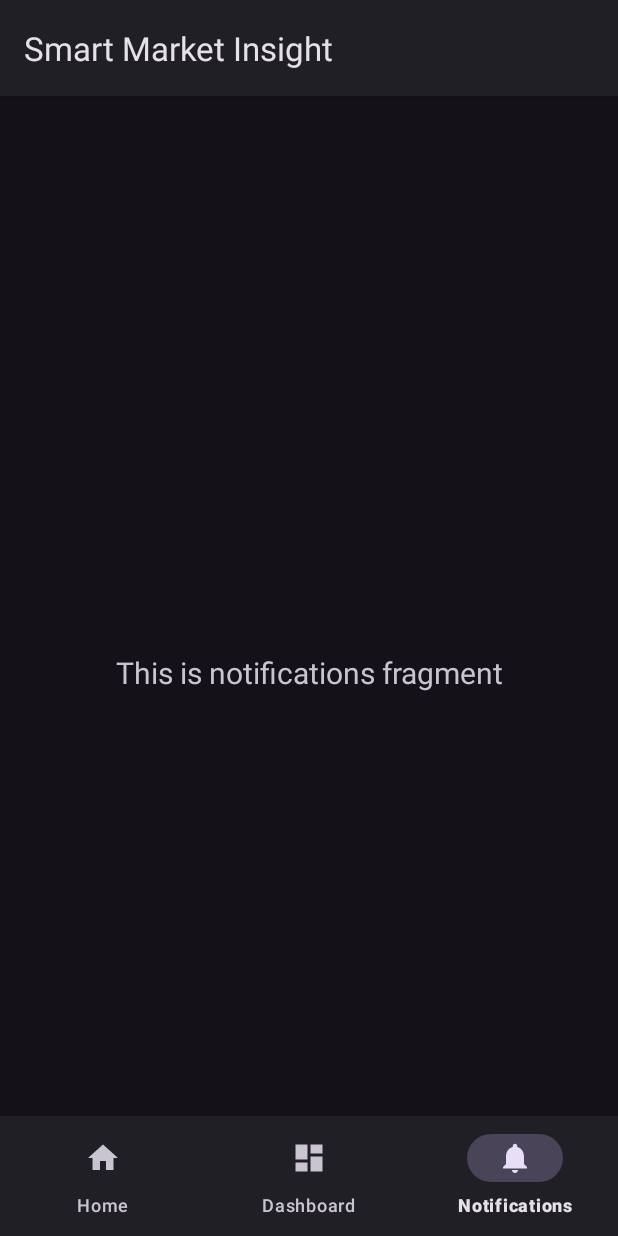
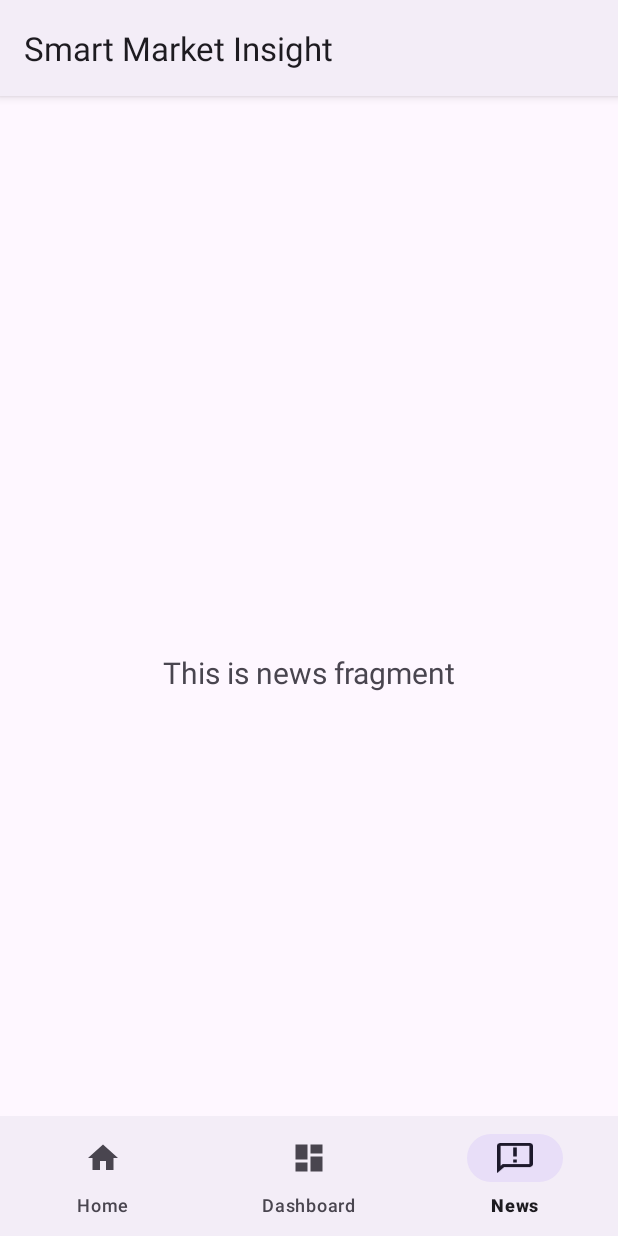
Before and after one commit to lightvision/Smart_Market_Insight, an Android app: the NewsFragment screen opened through its navigation route, on a phone screen of 412 x 824 dp. Run offline under Robolectric (Android 15) with nearby library versions, the phone set to English and light mode, and no system bars; our stand-ins replace navigation-ui.

Commit message:
refactored notifications into News

```diff
--- a/app/src/main/java/marven/smart_market_insight/MainActivity.java
+++ b/app/src/main/java/marven/smart_market_insight/MainActivity.java
@@ -28,7 +28,7 @@ public class MainActivity extends AppCompatActivity {
         super.onCreate(savedInstanceState);
 
         // fortam in timpul dezvoltarii ca aplicatia sa aiba o tema light sau tema dark
-        AppCompatDelegate.setDefaultNightMode(AppCompatDelegate.MODE_NIGHT_YES);
+//        AppCompatDelegate.setDefaultNightMode(AppCompatDelegate.MODE_NIGHT_YES);
 
         binding = ActivityMainBinding.inflate(getLayoutInflater());
         setContentView(binding.getRoot());
--- a/app/src/main/java/marven/smart_market_insight/ui/notifications/NotificationsFragment.java
+++ b/app/src/main/java/marven/smart_market_insight/ui/news/NewsFragment.java
@@ -1,4 +1,4 @@
-package marven.smart_market_insight.ui.notifications;
+package marven.smart_market_insight.ui.news;
 
 import android.os.Bundle;
 import android.view.LayoutInflater;
@@ -10,22 +10,22 @@ import androidx.annotation.NonNull;
 import androidx.fragment.app.Fragment;
 import androidx.lifecycle.ViewModelProvider;
 
-import marven.smart_market_insight.databinding.FragmentNotificationsBinding;
+import marven.smart_market_insight.databinding.FragmentNewsBinding;
 
-public class NotificationsFragment extends Fragment {
+public class NewsFragment extends Fragment {
 
-    private FragmentNotificationsBinding binding;
+    private FragmentNewsBinding binding;
 
     public View onCreateView(@NonNull LayoutInflater inflater,
                              ViewGroup container, Bundle savedInstanceState) {
-        NotificationsViewModel notificationsViewModel =
-                new ViewModelProvider(this).get(NotificationsViewModel.class);
+        NewsViewModel newsViewModel =
+                new ViewModelProvider(this).get(NewsViewModel.class);
 
-        binding = FragmentNotificationsBinding.inflate(inflater, container, false);
+        binding = FragmentNewsBinding.inflate(inflater, container, false);
         View root = binding.getRoot();
 
         final TextView textView = binding.textNotifications;
-        notificationsViewModel.getText().observe(getViewLifecycleOwner(), textView::setText);
+        newsViewModel.getText().observe(getViewLifecycleOwner(), textView::setText);
         return root;
     }
 
--- a/app/src/main/java/marven/smart_market_insight/ui/notifications/NotificationsViewModel.java
+++ b/app/src/main/java/marven/smart_market_insight/ui/news/NewsViewModel.java
@@ -1,16 +1,16 @@
-package marven.smart_market_insight.ui.notifications;
+package marven.smart_market_insight.ui.news;
 
 import androidx.lifecycle.LiveData;
 import androidx.lifecycle.MutableLiveData;
 import androidx.lifecycle.ViewModel;
 
-public class NotificationsViewModel extends ViewModel {
+public class NewsViewModel extends ViewModel {
 
     private final MutableLiveData<String> mText;
 
-    public NotificationsViewModel() {
+    public NewsViewModel() {
         mText = new MutableLiveData<>();
-        mText.setValue("This is notifications fragment");
+        mText.setValue("This is news fragment");
     }
 
     public LiveData<String> getText() {
--- /dev/null
+++ b/app/src/main/res/drawable/ic_news_black_24dp.xml
@@ -0,0 +1,10 @@
+<vector xmlns:android="http://schemas.android.com/apk/res/android"
+    android:width="405dp"
+    android:height="342dp"
+    android:viewportWidth="405"
+    android:viewportHeight="342">
+  <path
+      android:pathData="M364.5,0 L40.5,0C18.22,0 0,15.39 0,34.2L0,342 81,273.6 364.5,273.6C386.78,273.6 405,258.21 405,239.4L405,34.2C405,15.39 386.78,0 364.5,0ZM364.5,239.4 L64.19,239.4 40.5,259.41 40.5,34.2 364.5,34.2 364.5,239.4ZM182.25,51.3 L222.75,51.3 222.75,153.9 182.25,153.9ZM182.25,188.1 L222.75,188.1 222.75,222.3 182.25,222.3Z"
+      android:fillColor="#FF000000"
+      />
+</vector>
--- a/app/src/main/res/drawable/ic_notifications_black_24dp.xml
+++ /dev/null
@@ -1,9 +0,0 @@
-<vector xmlns:android="http://schemas.android.com/apk/res/android"
-    android:width="24dp"
-    android:height="24dp"
-    android:viewportWidth="24.0"
-    android:viewportHeight="24.0">
-    <path
-        android:fillColor="#FF000000"
-        android:pathData="M12,22c1.1,0 2,-0.9 2,-2h-4c0,1.1 0.89,2 2,2zM18,16v-5c0,-3.07 -1.64,-5.64 -4.5,-6.32L13.5,4c0,-0.83 -0.67,-1.5 -1.5,-1.5s-1.5,0.67 -1.5,1.5v0.68C7.63,5.36 6,7.92 6,11v5l-2,2v1h16v-1l-2,-2z" />
-</vector>
--- a/app/src/main/res/layout/fragment_notifications.xml
+++ b/app/src/main/res/layout/fragment_news.xml
@@ -4,7 +4,7 @@
     xmlns:tools="http://schemas.android.com/tools"
     android:layout_width="match_parent"
     android:layout_height="match_parent"
-    tools:context=".ui.notifications.NotificationsFragment">
+    tools:context=".ui.news.NewsFragment">
 
     <TextView
         android:id="@+id/text_notifications"
--- a/app/src/main/res/menu/bottom_nav_menu.xml
+++ b/app/src/main/res/menu/bottom_nav_menu.xml
@@ -13,7 +13,7 @@
 
     <item
         android:id="@+id/navigation_notifications"
-        android:icon="@drawable/ic_notifications_black_24dp"
+        android:icon="@drawable/ic_news_black_24dp"
         android:title="@string/title_notifications" />
 
 </menu>
--- a/app/src/main/res/navigation/mobile_navigation.xml
+++ b/app/src/main/res/navigation/mobile_navigation.xml
@@ -19,7 +19,7 @@
 
     <fragment
         android:id="@+id/navigation_notifications"
-        android:name="marven.smart_market_insight.ui.notifications.NotificationsFragment"
+        android:name="marven.smart_market_insight.ui.news.NewsFragment"
         android:label="@string/title_notifications"
-        tools:layout="@layout/fragment_notifications" />
+        tools:layout="@layout/fragment_news" />
 </navigation>
--- a/app/src/main/res/values/strings.xml
+++ b/app/src/main/res/values/strings.xml
@@ -4,7 +4,6 @@
     <string name="app_name">Smart Market Insight</string>
     <string name="title_home">Home</string>
     <string name="title_dashboard">Dashboard</string>
-    <string name="title_notifications">Notifications</string>
 
     <!--    Termeni si Conditii-->
     <string name="terms_and_conditions">
@@ -25,4 +24,5 @@
     <string name="accept_terms_checkbox">Accept Terms and Conditions</string>
     <string name="terms_exit_button">Exit</string>
     <string name="terms_ok_button">OK</string>
+    <string name="title_notifications">News</string>
 </resources>
```
Also changed, not shown: 1 other file.
